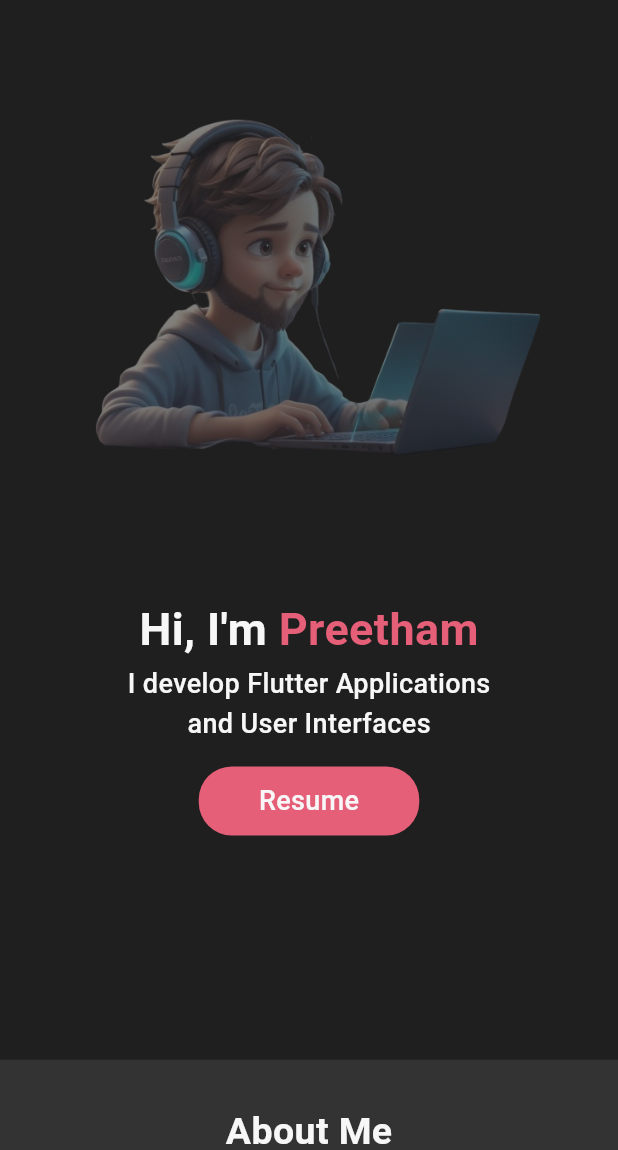
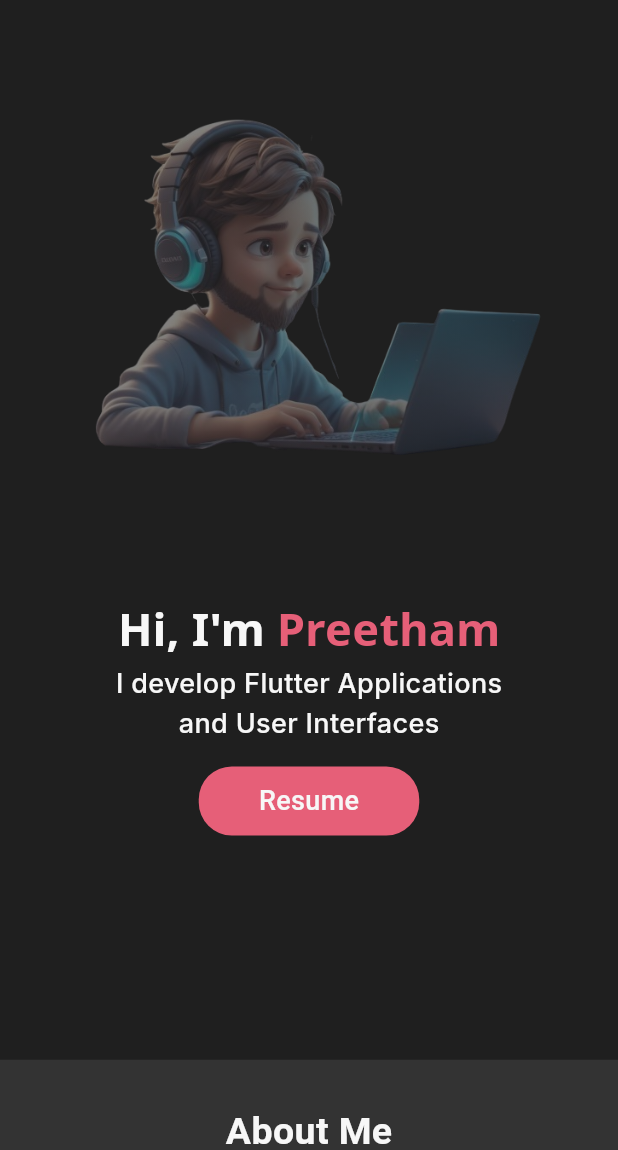
Before and after one commit to daemonvk18/my_portfolio, a Flutter app: the screen it shows after launch, after a tap on "Resume", on a phone screen of 412 x 824 dp, the part 86-1236 px from its top. Run offline on Flutter 3.47's test engine with Material 3 defaults, Android fonts, the phone set to English and light mode, and no system bars; our stand-ins replace google_fonts, loading_animation_widget.

Commit message:
made some changes

```diff
--- a/portfolio_webapp/lib/constants/skillitems.dart
+++ b/portfolio_webapp/lib/constants/skillitems.dart
@@ -2,7 +2,7 @@
   {"imagepath": "Assets/appdevlogo.png", "name": "App dev"},
   {"imagepath": "Assets/cvlogo.png", "name": "CV enthusiast"},
   {"imagepath": "Assets/mllogo.png", "name": "ML enthusiast"},
-  {"imagepath": "Assets/uilogo.png", "name": "UI designer"},
+  {"imagepath": "Assets/uilogo.png", "name": "UI Designer"},
 ];
 const List<Map> skillicons = [
   {"imagepath": "Assets/c++logo.png", "name": "C++"},
--- a/portfolio_webapp/lib/main.dart
+++ b/portfolio_webapp/lib/main.dart
@@ -1,5 +1,5 @@
 import 'package:flutter/material.dart';
-import 'package:portfolio_webapp/pages/home_page.dart';
+import 'package:portfolio_webapp/widgets/loading_state.dart';
 
 void main() {
   runApp(const MyApp());
@@ -8,13 +8,12 @@
 class MyApp extends StatelessWidget {
   const MyApp({super.key});
 
-  // This widget is the root of your application.
   @override
   Widget build(BuildContext context) {
     return MaterialApp(
         debugShowCheckedModeBanner: false,
         theme: ThemeData.dark(),
         title: 'Portfolio Web',
-        home: const HomePage());
+        home: LoadingAnimation());
   }
 }
--- a/portfolio_webapp/lib/widgets/aboutme_mobile.dart
+++ b/portfolio_webapp/lib/widgets/aboutme_mobile.dart
@@ -1,4 +1,5 @@
 import 'package:flutter/cupertino.dart';
+import 'package:google_fonts/google_fonts.dart';
 import 'package:portfolio_webapp/constants/aboutme.dart';
 import 'package:portfolio_webapp/constants/colors.dart';
 
@@ -72,11 +73,11 @@
                     padding: const EdgeInsets.symmetric(
                         horizontal: 0.0, vertical: 20.0),
                     child: Text(
-                      softWrap: true,
-                      "Hi, I'm Pailla Navya Preetham Reddy, a pre-final year student at IIIT Bhubaneswar.I'm passionate about technology and thrive in the dynamic environment of computer science and engineering. Beyond academics,I enjoy engaging in extracurricular activities and collaborating with peers. I'm determined to make meaningful contributions in the field of technology and beyond.",
-                      style:
-                          TextStyle(fontSize: 14, color: CustomColors.white80),
-                    ),
+                        softWrap: true,
+                        "Hi, I'm Pailla Navya Preetham Reddy, a pre-final year student at IIIT Bhubaneswar.I'm passionate about technology and thrive in the dynamic environment of computer science and engineering. Beyond academics,I enjoy engaging in extracurricular activities and collaborating with peers. I'm determined to make meaningful contributions in the field of technology and beyond.",
+                        style: GoogleFonts.raleway(
+                            textStyle: TextStyle(
+                                fontSize: 14.0, color: CustomColors.white80))),
                   ),
                 ],
               ),
@@ -91,18 +92,18 @@
                     Row(
                       mainAxisAlignment: MainAxisAlignment.start,
                       children: [
-                        Text(
-                          aboutmetitle[i] + ":",
-                          style: TextStyle(
-                              color: CustomColors.white90,
-                              fontWeight: FontWeight.w600,
-                              fontSize: 14),
-                        ),
-                        Text(
-                          "  " + aboutmeans[i],
-                          style: TextStyle(
-                              color: CustomColors.white80, fontSize: 14),
-                        )
+                        Text(aboutmetitle[i] + ":",
+                            style: GoogleFonts.raleway(
+                                textStyle: TextStyle(
+                                    fontSize: 14.0,
+                                    fontWeight: FontWeight.w600,
+                                    color: CustomColors.white90))),
+                        Text("  " + aboutmeans[i],
+                            style: GoogleFonts.raleway(
+                                textStyle: TextStyle(
+                                    fontSize: 14.0,
+                                    fontWeight: FontWeight.w400,
+                                    color: CustomColors.white80)))
                       ],
                     ),
                   ]),
--- a/portfolio_webapp/lib/widgets/contact.dart
+++ b/portfolio_webapp/lib/widgets/contact.dart
@@ -1,6 +1,7 @@
 import 'dart:convert';
 
 import 'package:flutter/material.dart';
+import 'package:google_fonts/google_fonts.dart';
 import 'package:portfolio_webapp/constants/colors.dart';
 import 'package:portfolio_webapp/utils/contactutils.dart';
 import 'package:url_launcher/url_launcher.dart';
@@ -91,13 +92,12 @@
                   child: Column(
                     children: [
                       //get in touch text
-                      Text(
-                        "Get in touch",
-                        style: TextStyle(
-                            fontSize: 25.0,
-                            color: CustomColors.white90,
-                            fontWeight: FontWeight.w600),
-                      ),
+                      Text("Get in touch",
+                          style: GoogleFonts.montserrat(
+                              textStyle: TextStyle(
+                                  color: CustomColors.white90,
+                                  fontSize: 25.0,
+                                  fontWeight: FontWeight.w600))),
                       const SizedBox(
                         height: 20.0,
                       ),
--- /dev/null
+++ b/portfolio_webapp/lib/widgets/loading_state.dart
@@ -0,0 +1,42 @@
+import 'package:flutter/material.dart';
+import 'package:loading_animation_widget/loading_animation_widget.dart';
+import 'package:portfolio_webapp/constants/colors.dart';
+import 'package:portfolio_webapp/pages/home_page.dart';
+
+class LoadingAnimation extends StatefulWidget {
+  const LoadingAnimation({super.key});
+
+  @override
+  State<LoadingAnimation> createState() => _LoadingAnimationState();
+}
+
+class _LoadingAnimationState extends State<LoadingAnimation> {
+  bool _isLoading = true;
+
+  @override
+  void initState() {
+    super.initState();
+    loadingData();
+  }
+
+  void loadingData() async {
+    //wait for some delay
+    await Future.delayed(Duration(seconds: 4));
+    setState(() {
+      _isLoading = false;
+    });
+  }
+
+  @override
+  Widget build(BuildContext context) {
+    return Scaffold(
+      backgroundColor: CustomColors.black88,
+      body: _isLoading
+          ? Center(
+              child: LoadingAnimationWidget.dotsTriangle(
+                  color: CustomColors.red, size: 120.0),
+            )
+          : HomePage(),
+    );
+  }
+}
--- a/portfolio_webapp/lib/widgets/main_mobile.dart
+++ b/portfolio_webapp/lib/widgets/main_mobile.dart
@@ -1,4 +1,5 @@
 import 'package:flutter/material.dart';
+import 'package:google_fonts/google_fonts.dart';
 import 'package:portfolio_webapp/constants/colors.dart';
 import 'package:url_launcher/url_launcher.dart';
 
@@ -41,39 +42,41 @@
             mainAxisAlignment: MainAxisAlignment.center,
             children: [
               //hi i'm preetham text
-              const Text(
+              Text(
                 "Hi, I'm",
-                style: TextStyle(
+                style: GoogleFonts.notoSans(
+                    textStyle: TextStyle(
                         height: 1.5,
                         fontSize: 30.0,
                         color: CustomColors.white90,
-                    fontWeight: FontWeight.bold),
+                        fontWeight: FontWeight.bold)),
               ),
-              const Text(
+              Text(
                 " Preetham",
-                style: TextStyle(
+                style: GoogleFonts.notoSans(
+                    textStyle: TextStyle(
                         height: 1.5,
                         fontSize: 30.0,
-                    fontWeight: FontWeight.bold,
-                    color: CustomColors.red),
+                        color: CustomColors.red,
+                        fontWeight: FontWeight.bold)),
               )
             ],
           ),
-          const Text(
-            "I develop Flutter Applications",
-            style: TextStyle(
+          Text("I develop Flutter Applications",
+              style: GoogleFonts.inter(
+                  textStyle: TextStyle(
                       height: 1.5,
                       fontSize: 18.0,
-                fontWeight: FontWeight.w500,
-                color: CustomColors.white90),
-          ),
-          const Text(
+                      color: CustomColors.white90,
+                      fontWeight: FontWeight.w500))),
+          Text(
             "and User Interfaces",
-            style: TextStyle(
+            style: GoogleFonts.inter(
+                textStyle: TextStyle(
                     height: 1.5,
                     fontSize: 18.0,
-                fontWeight: FontWeight.w500,
-                color: CustomColors.white90),
+                    color: CustomColors.white90,
+                    fontWeight: FontWeight.w500)),
           ),
           //download resume button
           const SizedBox(
@@ -105,7 +108,7 @@
 
   void downloadResume() async {
     const resumeUrl =
-        "https://drive.google.com/file/d/1NhZnwXGf_2HzYbN85H_H98sHsYOeZvQI/view?usp=drivesdk";
+        "https://drive.google.com/file/d/1Spm-2ywjc62pJEJBK9kdoTZ-WlVpRbZs/view?usp=drivesdk";
     final Uri uri = Uri.parse(resumeUrl);
     if (await canLaunchUrl(uri)) {
       await launchUrl(uri);
--- a/portfolio_webapp/lib/widgets/projectcard.dart
+++ b/portfolio_webapp/lib/widgets/projectcard.dart
@@ -1,6 +1,7 @@
 import 'package:flutter/cupertino.dart';
 import 'package:flutter/material.dart';
 import 'package:flutter/widgets.dart';
+import 'package:google_fonts/google_fonts.dart';
 import 'package:portfolio_webapp/constants/colors.dart';
 import 'package:portfolio_webapp/utils/projectutils.dart';
 import 'package:url_launcher/url_launcher.dart';
@@ -50,26 +51,24 @@
               height: 10.0,
             ),
             //project name
-            Text(
-              projectuitils.title,
-              style: TextStyle(
-                  color: CustomColors.red,
-                  fontSize: 15.0,
-                  fontWeight: FontWeight.w600),
-            ),
+            Text(projectuitils.title,
+                style: GoogleFonts.montserrat(
+                    textStyle: TextStyle(
+                        color: CustomColors.red,
+                        fontSize: 15.0,
+                        fontWeight: FontWeight.w700))),
 
             const SizedBox(
               height: 10.0,
             ),
 
             //project description
-            Text(
-              projectuitils.description,
-              style: TextStyle(
-                  fontSize: 14.0,
-                  color: CustomColors.white80,
-                  fontWeight: FontWeight.w600),
-            ),
+            Text(projectuitils.description,
+                style: GoogleFonts.lato(
+                    textStyle: TextStyle(
+                        color: CustomColors.white80,
+                        fontSize: 14.0,
+                        fontWeight: FontWeight.w500))),
             const Spacer(),
 
             //tech stack hastags
@@ -89,7 +88,9 @@
                     height: 30.0,
                     child: Text(
                       projectuitils.techstack1,
-                      style: TextStyle(fontSize: 12.0),
+                      style: GoogleFonts.lato(
+                          textStyle: TextStyle(
+                              color: CustomColors.white80, fontSize: 12.0)),
                     ),
                   ),
                 ),
@@ -105,7 +106,9 @@
                     height: 30.0,
                     child: Text(
                       projectuitils.techstack2,
-                      style: TextStyle(fontSize: 12.0),
+                      style: GoogleFonts.lato(
+                          textStyle: TextStyle(
+                              color: CustomColors.white80, fontSize: 12.0)),
                     ),
                   ),
                 ),
@@ -121,7 +124,9 @@
                     height: 30.0,
                     child: Text(
                       projectuitils.techstack3,
-                      style: TextStyle(fontSize: 12.0),
+                      style: GoogleFonts.lato(
+                          textStyle: TextStyle(
+                              color: CustomColors.white80, fontSize: 12.0)),
                     ),
                   ),
                 ),
--- a/portfolio_webapp/lib/widgets/skills_mobile.dart
+++ b/portfolio_webapp/lib/widgets/skills_mobile.dart
@@ -1,4 +1,5 @@
 import 'package:flutter/material.dart';
+import 'package:google_fonts/google_fonts.dart';
 import 'package:portfolio_webapp/constants/colors.dart';
 import 'package:portfolio_webapp/constants/skillitems.dart';
 
@@ -67,7 +68,14 @@
                         platformicons[i]["imagepath"],
                         width: 26.0,
                       ),
-                      title: Text(platformicons[i]["name"]),
+                      title: Text(
+                        platformicons[i]["name"],
+                        style: GoogleFonts.openSans(
+                            textStyle: TextStyle(
+                                fontSize: 16.0,
+                                fontWeight: FontWeight.w500,
+                                color: CustomColors.white90)),
+                      ),
                     ),
                   ),
 
@@ -88,7 +96,14 @@
                         padding: const EdgeInsets.symmetric(
                             horizontal: 16.0, vertical: 12.0),
                         elevation: 0.0,
-                        label: Text(skillicons[i]['name']),
+                        label: Text(
+                          skillicons[i]['name'],
+                          style: GoogleFonts.openSans(
+                              textStyle: TextStyle(
+                                  fontSize: 15.0,
+                                  fontWeight: FontWeight.w500,
+                                  color: CustomColors.white90)),
+                        ),
                         avatar: Image.asset(skillicons[i]["imagepath"]),
                       )
                   ],
--- a/portfolio_webapp/pubspec.yaml
+++ b/portfolio_webapp/pubspec.yaml
@@ -32,7 +32,9 @@
   flutter:
     sdk: flutter
   flutter_screenutil: ^5.9.1
+  google_fonts: ^6.2.1
   http: ^1.2.1
+  loading_animation_widget: ^1.2.1
   url_launcher: ^6.2.6
 
 dev_dependencies:
```
Also changed, not shown: portfolio_webapp/lib/widgets/aboutme_desktop.dart (+19 -17 lines), portfolio_webapp/lib/widgets/header_desktop.dart (+8 -7 lines), portfolio_webapp/lib/widgets/main_desktop.dart (+30 -25 lines), portfolio_webapp/lib/widgets/skills_desktop.dart (+17 -2 lines), portfolio_webapp/pubspec.lock, 1 other file. Lines whose indentation alone changed are shown as unchanged.
